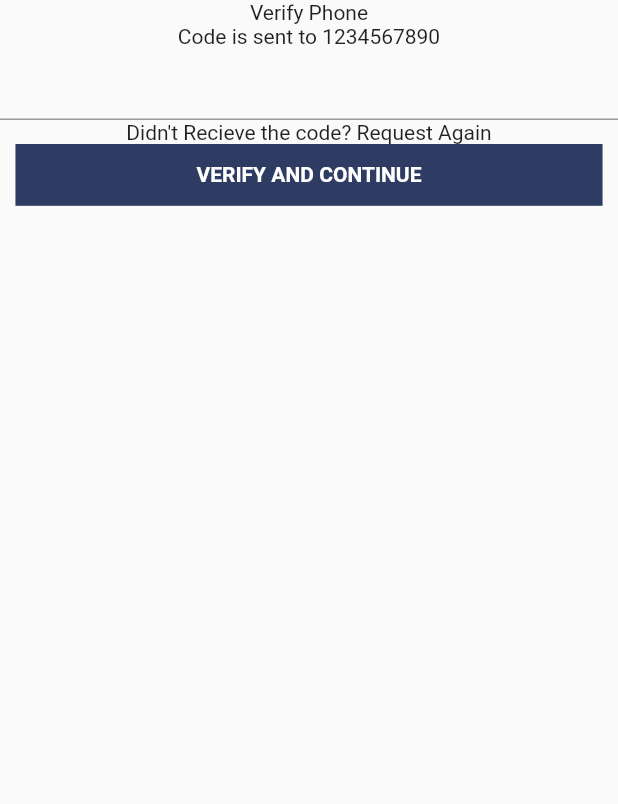
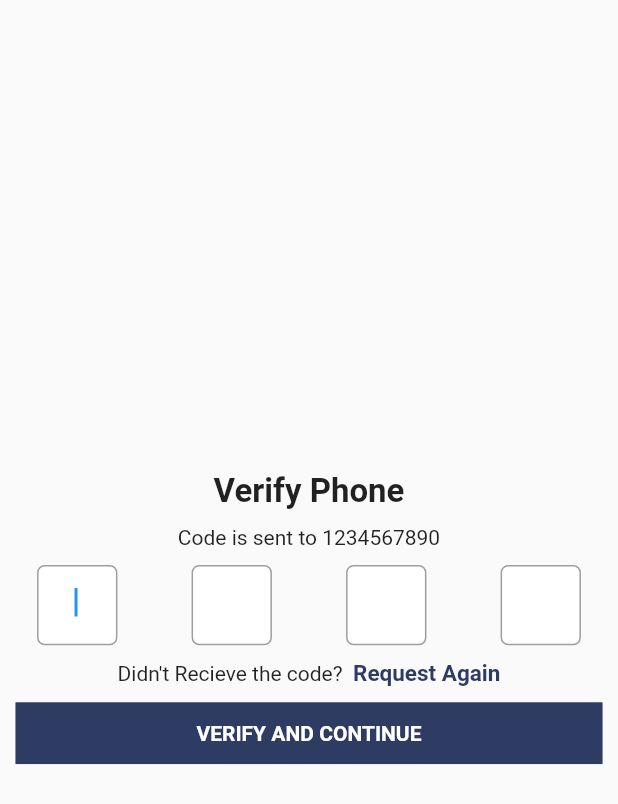
Before and after one commit to sanchitverma168/designtest, a Flutter app: the VerifyMobileNumber screen opened directly, on a phone screen of 412 x 824 dp. Shown: the top 804 px of the screen. Run offline on Flutter 3.47's test engine with Material 2 defaults, Android fonts, the light colour scheme and no system bars; our stand-ins replace country_code_picker; missing offline and left inert: language_picker.

Commit message:
third screen completed

```diff
--- a/lib/screens/enter_mobilenumber.dart
+++ b/lib/screens/enter_mobilenumber.dart
@@ -28,6 +28,7 @@ class _EnterMobileNumberState extends State<EnterMobileNumber> {
           ),
           const SizedBox(height: 20),
           Container(
+            decoration: const BoxDecoration(),
             width: MediaQuery.of(context).size.width * 0.5,
             child: const Text(
               "You'll recieve a 4 digit code to verify next.",
--- a/lib/screens/language.dart
+++ b/lib/screens/language.dart
@@ -44,6 +44,7 @@ class _SelectLanguageState extends State<SelectLanguage> {
             )),
         const SizedBox(height: 10),
         Container(
+            decoration: const BoxDecoration(),
             // color: Colors.orange,
             width: MediaQuery.of(context).size.width * 0.45,
             child: const Text("You can change the language at any time",
--- a/lib/screens/verify_mobilenumber.dart
+++ b/lib/screens/verify_mobilenumber.dart
@@ -1,5 +1,10 @@
+import 'dart:async';
+
+import 'package:designtest/constant/colors.dart';
 import 'package:designtest/screens/profile_selection.dart';
 import 'package:designtest/widgets/button_text.dart';
+import 'package:designtest/widgets/otp_textField.dart';
+import 'package:flutter/cupertino.dart';
 import 'package:flutter/material.dart';
 
 class VerifyMobileNumber extends StatefulWidget {
@@ -15,11 +20,39 @@ class _VerifyMobileNumberState extends State<VerifyMobileNumber> {
     return Scaffold(
       body: Center(
         child: Column(
+          mainAxisSize: MainAxisSize.min,
           children: [
-            const Text("Verify Phone"),
-            const Text("Code is sent to 1234567890"),
-            TextFormField(keyboardType: TextInputType.number),
-            const Text("Didn't Recieve the code? Request Again"),
+            const Text("Verify Phone",
+                style: TextStyle(fontWeight: FontWeight.bold, fontSize: 22)),
+            const SizedBox(height: 10),
+            const Text("Code is sent to 1234567890",
+                style: TextStyle(fontWeight: FontWeight.w400)),
+            const SizedBox(height: 10),
+            Row(
+              mainAxisAlignment: MainAxisAlignment.spaceAround,
+              children: [
+                OTPTextField(true),
+                OTPTextField(true),
+                OTPTextField(true),
+                OTPTextField(true),
+              ],
+            ),
+            const SizedBox(height: 10),
+            Row(
+              mainAxisSize: MainAxisSize.min,
+              children: [
+                const Text("Didn't Recieve the code?  "),
+                GestureDetector(
+                  child: const Text("Request Again",
+                      style: TextStyle(
+                        color: primaryColor,
+                        fontWeight: FontWeight.w600,
+                        fontSize: 15,
+                      )),
+                )
+              ],
+            ),
+            const SizedBox(height: 10),
             GestureDetector(
               onTap: () {
                 Navigator.push(
@@ -28,7 +61,8 @@ class _VerifyMobileNumberState extends State<VerifyMobileNumber> {
                         builder: (context) => const SelectProfile()));
               },
               child: CustomButton("VERIFY AND CONTINUE"),
-            )
+            ),
+            // _getOtpKeyboard
           ],
         ),
       ),
--- /dev/null
+++ b/lib/widgets/otp_textfield.dart
@@ -0,0 +1,49 @@
+import 'package:flutter/material.dart';
+
+// ignore: must_be_immutable
+class OTPTextField extends StatefulWidget {
+  OTPTextField(this.autoFocus, {Key? key}) : super(key: key);
+  bool autoFocus;
+  @override
+  _OTPTextFieldState createState() => _OTPTextFieldState();
+}
+
+class _OTPTextFieldState extends State<OTPTextField> {
+  @override
+  Widget build(BuildContext context) {
+    return Container(
+      height: MediaQuery.of(context).size.shortestSide * 0.13,
+      decoration: BoxDecoration(
+        border: Border.all(color: Colors.grey),
+        borderRadius: BorderRadius.circular(5),
+        color: Colors.white,
+        shape: BoxShape.rectangle,
+      ),
+      child: AspectRatio(
+        aspectRatio: 1,
+        child: TextFormField(
+          validator: (value) {
+            if (value!.isEmpty) {
+              return "Invalid";
+            } else {
+              return value;
+            }
+          },
+          autofocus: widget.autoFocus,
+          decoration: const InputDecoration(
+            border: InputBorder.none,
+          ),
+          textAlign: TextAlign.center,
+          keyboardType: TextInputType.number,
+          style: const TextStyle(),
+          maxLines: 1,
+          onChanged: (value) {
+            if (value.length == 1) {
+              FocusScope.of(context).nextFocus();
+            }
+          },
+        ),
+      ),
+    );
+  }
+}
```
